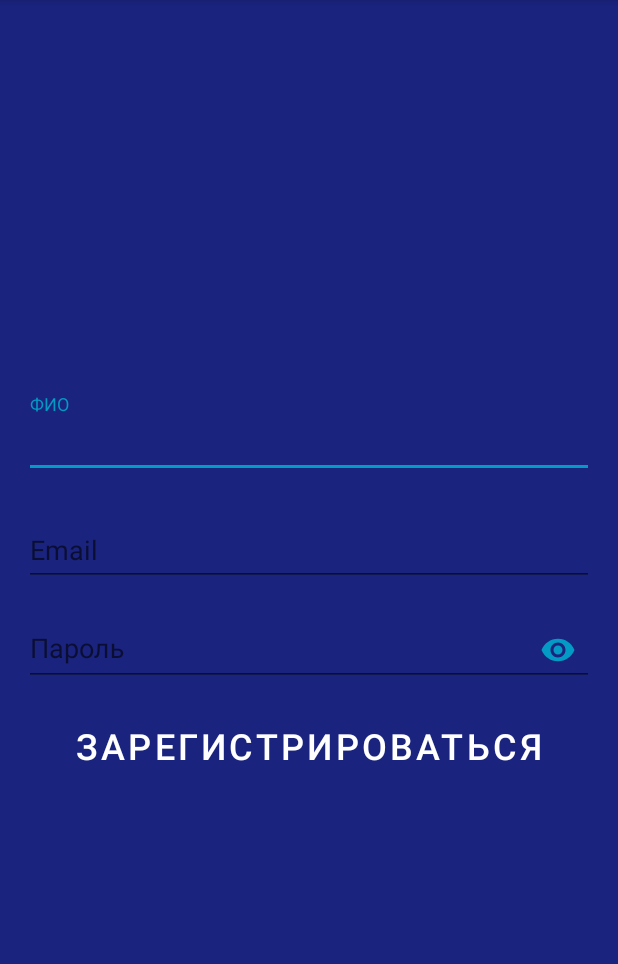
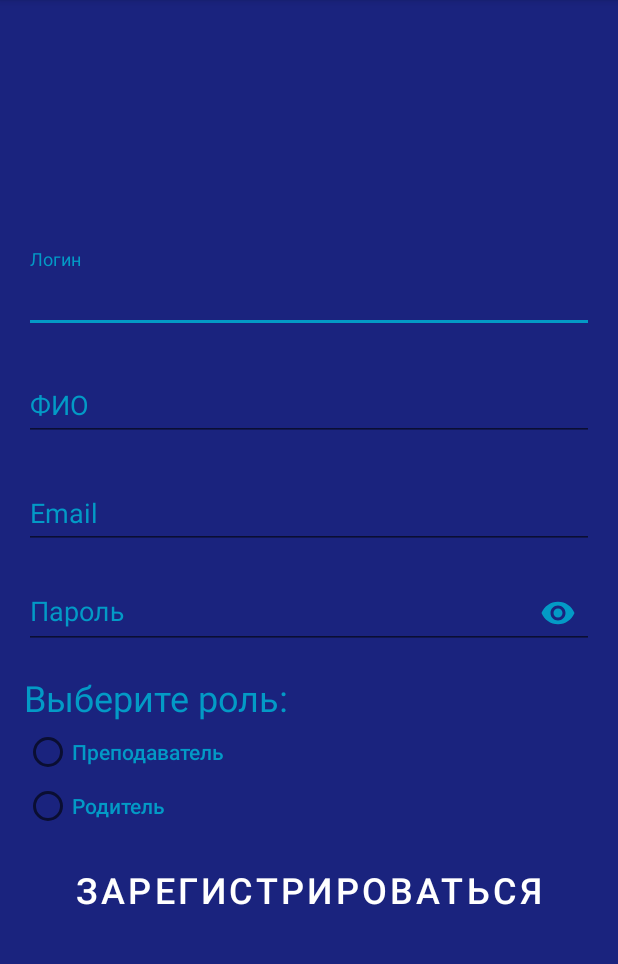
Before and after one commit to ivatar39/Udicate, an Android app: the RegistrationActivity screen opened directly, with no data from a screen before it, on a phone screen of 412 x 824 dp, the part 84-1048 px from its top. Run offline under Robolectric (Android 15) with nearby library versions, the phone set to English and light mode, and no system bars.

Commit message:
Registration layout done

```diff
--- a/app/src/main/res/layout/activity_registration.xml
+++ b/app/src/main/res/layout/activity_registration.xml
@@ -15,15 +15,31 @@
         android:layout_marginRight="16dp"
         android:orientation="vertical">
 
-
-
         <android.support.design.widget.TextInputLayout
+            android:textColorHint="@color/colorAccent"
             android:layout_width="match_parent"
             android:layout_height="wrap_content"
             android:layout_marginTop="16dp">
 
             <android.support.design.widget.TextInputEditText
+                android:textColorHighlight="@color/colorAccent"
+                android:id="@+id/editTextUserLogin"
+                android:inputType="textPersonName"
+                android:layout_width="match_parent"
+                android:layout_height="wrap_content"
+                android:hint="Логин"
+                android:textColor="@color/colorWhite"
+                android:textColorHint="@color/colorAccent"/>
+        </android.support.design.widget.TextInputLayout>
 
+        <android.support.design.widget.TextInputLayout
+            android:textColorHint="@color/colorAccent"
+            android:layout_width="match_parent"
+            android:layout_height="wrap_content"
+            android:layout_marginTop="16dp">
+
+            <android.support.design.widget.TextInputEditText
+                android:textColorHighlight="@color/colorAccent"
                 android:id="@+id/editTextUserName"
                 android:inputType="textPersonName"
                 android:layout_width="match_parent"
@@ -34,6 +50,7 @@
         </android.support.design.widget.TextInputLayout>
 
         <android.support.design.widget.TextInputLayout
+            android:textColorHint="@color/colorAccent"
             android:layout_width="match_parent"
             android:layout_height="wrap_content"
             android:layout_marginTop="16dp">
@@ -47,6 +64,7 @@
         </android.support.design.widget.TextInputLayout>
 
         <android.support.design.widget.TextInputLayout
+            android:textColorHint="@color/colorAccent"
             android:layout_width="match_parent"
             android:layout_height="wrap_content"
             app:passwordToggleEnabled="true"
@@ -61,6 +79,31 @@
                 android:hint="Пароль" />
         </android.support.design.widget.TextInputLayout>
 
+        <TextView
+            android:textAppearance="@style/TextAppearance.AppCompat.Headline"
+            android:layout_marginTop="16dp"
+            android:layout_width="match_parent"
+            android:layout_height="wrap_content"
+            android:text="Выберите роль:"
+            android:textColor="@color/colorAccent"/>
+        <RadioGroup
+            android:layout_width="match_parent"
+            android:layout_height="wrap_content">
+            <RadioButton
+                android:layout_marginTop="4dp"
+                android:layout_width="match_parent"
+                android:layout_height="wrap_content"
+                android:textColor="@color/colorAccent"
+                android:textAppearance="@style/TextAppearance.AppCompat.Body2"
+                android:text="Преподаватель"/>
+            <RadioButton
+                android:layout_marginTop="4dp"
+                android:textColor="@color/colorAccent"
+                android:layout_width="match_parent"
+                android:layout_height="wrap_content"
+                android:textAppearance="@style/TextAppearance.AppCompat.Body2"
+                android:text="Родитель"/>
+        </RadioGroup>
         <Button
             android:textSize="24sp"
             android:id="@+id/buttonRegister"
```
Also changed, not shown: app/src/main/res/layout/activity_enter.xml (added, +65 -0 lines).
